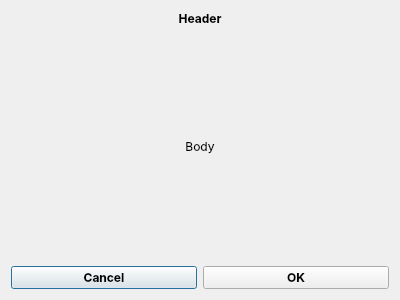
Qt form generaldialog.ui (Quill-OS/quill) before a commit.
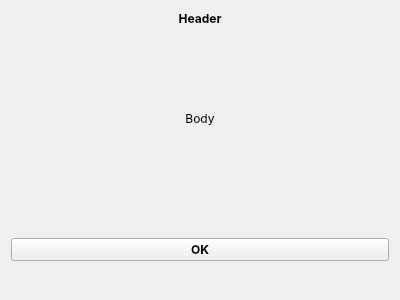
The same form after that commit. The open tabs and pages were chosen to show the change.

Diff of the .ui file:
```diff
--- a/generaldialog.ui
+++ b/generaldialog.ui
@@ -30,6 +30,28 @@
       </spacer>
      </item>
      <item row="6" column="0">
+      <widget class="QStackedWidget" name="stackedWidget">
+       <property name="currentIndex">
+        <number>0</number>
+       </property>
+       <widget class="QWidget" name="page">
+        <layout class="QVBoxLayout" name="verticalLayout_2">
+         <property name="spacing">
+          <number>6</number>
+         </property>
+         <property name="leftMargin">
+          <number>0</number>
+         </property>
+         <property name="topMargin">
+          <number>0</number>
+         </property>
+         <property name="rightMargin">
+          <number>0</number>
+         </property>
+         <property name="bottomMargin">
+          <number>0</number>
+         </property>
+         <item>
       <layout class="QGridLayout" name="gridLayout_3">
        <property name="bottomMargin">
         <number>0</number>
@@ -64,6 +86,44 @@
        </item>
       </layout>
      </item>
+        </layout>
+       </widget>
+       <widget class="QWidget" name="page_2">
+        <layout class="QVBoxLayout" name="verticalLayout_3">
+         <property name="leftMargin">
+          <number>0</number>
+         </property>
+         <property name="topMargin">
+          <number>0</number>
+         </property>
+         <property name="rightMargin">
+          <number>0</number>
+         </property>
+         <property name="bottomMargin">
+          <number>0</number>
+         </property>
+         <item>
+          <layout class="QGridLayout" name="gridLayout_4">
+           <item row="0" column="0">
+            <widget class="QPushButton" name="acceptBtn">
+             <property name="font">
+              <font>
+               <family>Inter</family>
+               <weight>75</weight>
+               <bold>true</bold>
+              </font>
+             </property>
+             <property name="text">
+              <string>OK</string>
+             </property>
+            </widget>
+           </item>
+          </layout>
+         </item>
+        </layout>
+       </widget>
+      </widget>
+     </item>
      <item row="4" column="0">
       <widget class="QLabel" name="bodyLabel">
        <property name="font">
```
Left out of the diff: 48 changed lines with no effect on the pictures. Lines whose indentation alone changed are shown as unchanged.
